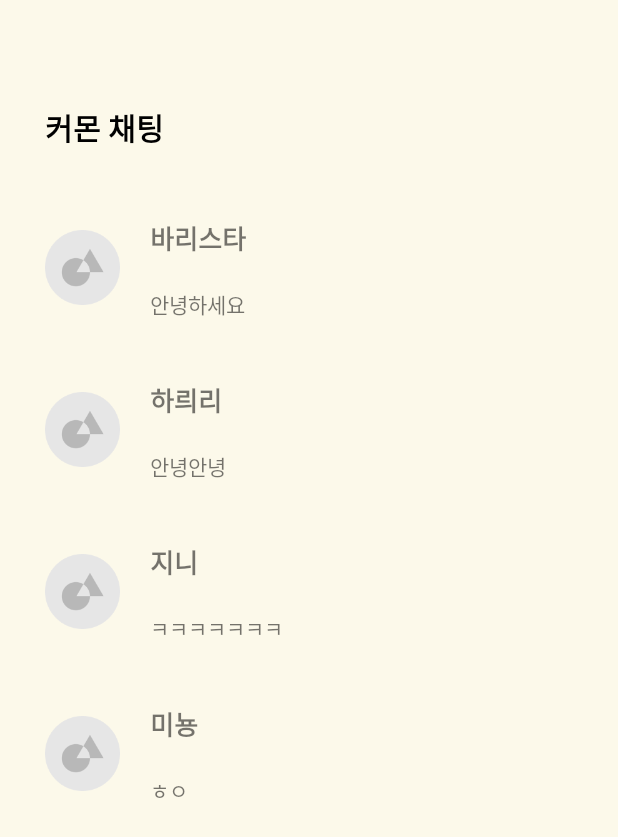
After one commit to Sookmyung-Software-Hackathon/TEAM11-BARIBARI, an Android app: the Chatting screen opened directly, with no data from a screen before it, on a phone screen of 412 x 824 dp. The commit adds this screen. Shown: the top 837 px of the screen. Run offline under Robolectric (Android 15) with nearby library versions, the phone set to English and light mode, and no system bars.

Commit message:
채팅 리사이클러뷰

```diff
--- a/Common/app/src/main/AndroidManifest.xml
+++ b/Common/app/src/main/AndroidManifest.xml
@@ -10,8 +10,17 @@
         android:supportsRtl="true"
         android:theme="@style/Theme.Common">
         <activity
+            android:name=".Chatting"
+            android:exported="false" />
+        <activity
             android:name=".Splash"
-            android:exported="false" />
+            android:exported="true">
+            <intent-filter>
+                <action android:name="android.intent.action.MAIN" />
+
+                <category android:name="android.intent.category.LAUNCHER" />
+            </intent-filter>
+        </activity>
         <activity
             android:name=".QuizList"
             android:exported="false" />
@@ -20,13 +29,7 @@
             android:exported="false" />
         <activity
             android:name=".MainActivity"
-            android:exported="true">
-            <intent-filter>
-                <action android:name="android.intent.action.MAIN" />
-
-                <category android:name="android.intent.category.LAUNCHER" />
-            </intent-filter>
-        </activity>
+            android:exported="false"></activity>
     </application>
 
 </manifest>
--- /dev/null
+++ b/Common/app/src/main/java/com/haeji/common/ChatData.kt
@@ -0,0 +1,7 @@
+package com.haeji.common
+
+data class ChatData (
+    val who  : String,
+    val chat : String,
+    val img : Int
+)
--- /dev/null
+++ b/Common/app/src/main/java/com/haeji/common/Chatting.kt
@@ -0,0 +1,38 @@
+package com.haeji.common
+
+import androidx.appcompat.app.AppCompatActivity
+import android.os.Bundle
+import android.util.Log
+import androidx.recyclerview.widget.RecyclerView
+
+class Chatting : AppCompatActivity() {
+
+    lateinit var chattingRvAdapter: ChattingRvAdapter
+    val datas = mutableListOf<ChatData>()
+
+    override fun onCreate(savedInstanceState: Bundle?) {
+        super.onCreate(savedInstanceState)
+        setContentView(R.layout.activity_chatting)
+
+        initRecycler()
+    }
+
+    private fun initRecycler(){
+        chattingRvAdapter = ChattingRvAdapter(this)
+        val chattingRv = findViewById<RecyclerView>(R.id.chattingRV)
+       chattingRv.adapter = chattingRvAdapter
+
+        datas.apply {
+            add(ChatData(img = R.drawable.album, who = "바리스타", chat = "안녕하세요"))
+            add(ChatData(img = R.drawable.album, who = "하릐리", chat = "안녕안녕"))
+            add(ChatData(img = R.drawable.album, who = "지니", chat = "ㅋㅋㅋㅋㅋㅋㅋ"))
+            add(ChatData(img = R.drawable.album, who = "미뇽", chat = "ㅎㅇ"))
+
+            chattingRvAdapter.datas = datas
+            chattingRvAdapter.notifyDataSetChanged()
+
+
+        }
+        Log.d("데이터",datas.toString())
+    }
+}
--- /dev/null
+++ b/Common/app/src/main/java/com/haeji/common/ChattingRvAdapter.kt
@@ -0,0 +1,40 @@
+package com.haeji.common
+
+import android.content.Context
+import android.view.LayoutInflater
+import android.view.View
+import android.view.ViewGroup
+import android.widget.ImageView
+import android.widget.TextView
+import androidx.recyclerview.widget.RecyclerView
+import com.bumptech.glide.Glide
+
+class ChattingRvAdapter(private val context : Context) : RecyclerView.Adapter<ChattingRvAdapter.ViewHolder>() {
+
+    var datas = mutableListOf<ChatData>()
+
+    override fun onCreateViewHolder(parent: ViewGroup, viewType: Int): ViewHolder {
+        val view = LayoutInflater.from(context).inflate(R.layout.chatting_item,parent,false)
+        return ViewHolder(view)
+    }
+
+    override fun onBindViewHolder(holder: ViewHolder, position: Int) {
+        holder.bindDatas(datas[position])
+    }
+
+    inner class ViewHolder(view: View) : RecyclerView.ViewHolder(view) {
+        private val who : TextView = itemView.findViewById(R.id.who)
+        private val chat : TextView = itemView.findViewById(R.id.chat)
+        private val profile : ImageView = itemView.findViewById(R.id.profile)
+
+        fun bindDatas(item: ChatData) {
+            who.text = item.who
+            chat.text = item.chat
+            Glide.with(itemView).load(item.img).into(profile)
+
+
+        }
+    }
+
+    override fun getItemCount(): Int = datas.size
+}
--- a/Common/app/src/main/java/com/haeji/common/MainActivity.kt
+++ b/Common/app/src/main/java/com/haeji/common/MainActivity.kt
@@ -12,8 +12,10 @@ class MainActivity : AppCompatActivity() {
         val binding = ActivityMainBinding.inflate(layoutInflater)
         setContentView(binding.root)
 
+
+
         binding.chatBtn.setOnClickListener {
-            val intent = Intent(this, Playlist::class.java)
+            val intent = Intent(this, Chatting::class.java)
             startActivity(intent)
 
         }
--- a/Common/app/src/main/java/com/haeji/common/Splash.kt
+++ b/Common/app/src/main/java/com/haeji/common/Splash.kt
@@ -1,11 +1,24 @@
 package com.haeji.common
 
+import android.content.Intent
+import android.os.Bundle
+import android.os.Handler
 import androidx.appcompat.app.AppCompatActivity
-import android.os.Bundle
 
 class Splash : AppCompatActivity() {
     override fun onCreate(savedInstanceState: Bundle?) {
         super.onCreate(savedInstanceState)
         setContentView(R.layout.activity_splash)
+
+        moveLogin(2)
+    }
+
+    private fun moveLogin(sec: Int) {
+        Handler().postDelayed({
+            //new Intent(현재 context, 이동할 activity)
+            val intent = Intent(applicationContext, MainActivity::class.java)
+            startActivity(intent) //intent 에 명시된 액티비티로 이동
+            finish() //현재 액티비티 종료
+        }, (1000 * sec).toLong()) // sec초 정도 딜레이를 준 후 시작
     }
 }
--- /dev/null
+++ b/Common/app/src/main/res/layout/activity_chatting.xml
@@ -0,0 +1,37 @@
+<?xml version="1.0" encoding="utf-8"?>
+<androidx.constraintlayout.widget.ConstraintLayout xmlns:android="http://schemas.android.com/apk/res/android"
+    xmlns:app="http://schemas.android.com/apk/res-auto"
+    xmlns:tools="http://schemas.android.com/tools"
+    android:layout_width="match_parent"
+    android:layout_height="match_parent"
+    android:layout_marginTop="0dp"
+    android:background="@color/lightYellow"
+    tools:context=".Chatting">
+
+    <TextView
+        android:id="@+id/chatting_title"
+        android:layout_width="wrap_content"
+        android:layout_height="wrap_content"
+        android:layout_marginLeft="30dp"
+        android:layout_marginTop="70dp"
+        android:text="커몬 채팅"
+        android:textColor="@color/black"
+        android:textSize="20dp"
+        android:textStyle="bold"
+        app:layout_constraintBottom_toTopOf="@id/chattingRV"
+        app:layout_constraintLeft_toLeftOf="parent"
+        app:layout_constraintTop_toTopOf="parent" />
+
+    <androidx.recyclerview.widget.RecyclerView
+        android:id="@+id/chattingRV"
+        android:layout_width="match_parent"
+        android:layout_height="wrap_content"
+        android:layout_marginTop="25dp"
+        android:layout_marginLeft="30dp"
+        android:layout_marginRight="30dp"
+        app:layoutManager="androidx.recyclerview.widget.LinearLayoutManager"
+        app:layout_constraintLeft_toLeftOf="parent"
+        app:layout_constraintRight_toRightOf="parent"
+        app:layout_constraintTop_toBottomOf="@id/chatting_title" />
+
+</androidx.constraintlayout.widget.ConstraintLayout>
--- a/Common/app/src/main/res/layout/activity_quiz_list.xml
+++ b/Common/app/src/main/res/layout/activity_quiz_list.xml
@@ -5,6 +5,7 @@
     android:layout_width="match_parent"
     android:layout_height="match_parent"
     android:gravity="center"
+    android:backgroundTint="@color/lightYellow"
     android:orientation="vertical"
     tools:context=".QuizList">
 
--- /dev/null
+++ b/Common/app/src/main/res/layout/chatting_item.xml
@@ -0,0 +1,43 @@
+<?xml version="1.0" encoding="utf-8"?>
+<androidx.constraintlayout.widget.ConstraintLayout
+    xmlns:android="http://schemas.android.com/apk/res/android"
+    android:layout_width="match_parent"
+    android:layout_height="wrap_content"
+    xmlns:app="http://schemas.android.com/apk/res-auto"
+    android:layout_marginBottom="20dp">
+
+    <ImageView
+        android:id="@+id/profile"
+        android:layout_width="50dp"
+        android:layout_height="50dp"
+        app:srcCompat="@drawable/album"
+        app:layout_constraintTop_toTopOf="parent"
+        android:layout_marginTop="28dp"
+
+        app:layout_constraintLeft_toLeftOf="parent"
+        app:layout_constraintRight_toLeftOf="@id/who"/>
+
+    <TextView
+        android:id="@+id/who"
+        android:layout_width="wrap_content"
+        android:layout_height="wrap_content"
+        android:layout_marginLeft="20dp"
+        android:layout_marginTop="20dp"
+        android:text="사람 이름"
+        android:textSize="17dp"
+        android:textStyle="bold"
+
+        app:layout_constraintTop_toTopOf="parent"
+        app:layout_constraintLeft_toRightOf="@+id/profile"/>
+
+    <TextView
+        android:id="@+id/chat"
+        android:layout_width="wrap_content"
+        android:layout_height="wrap_content"
+        android:layout_marginLeft="20dp"
+        android:layout_marginTop="20dp"
+        android:text="최근 채팅 내용"
+        app:layout_constraintTop_toBottomOf="@id/who"
+        app:layout_constraintLeft_toRightOf="@+id/profile" />
+
+</androidx.constraintlayout.widget.ConstraintLayout>
```
